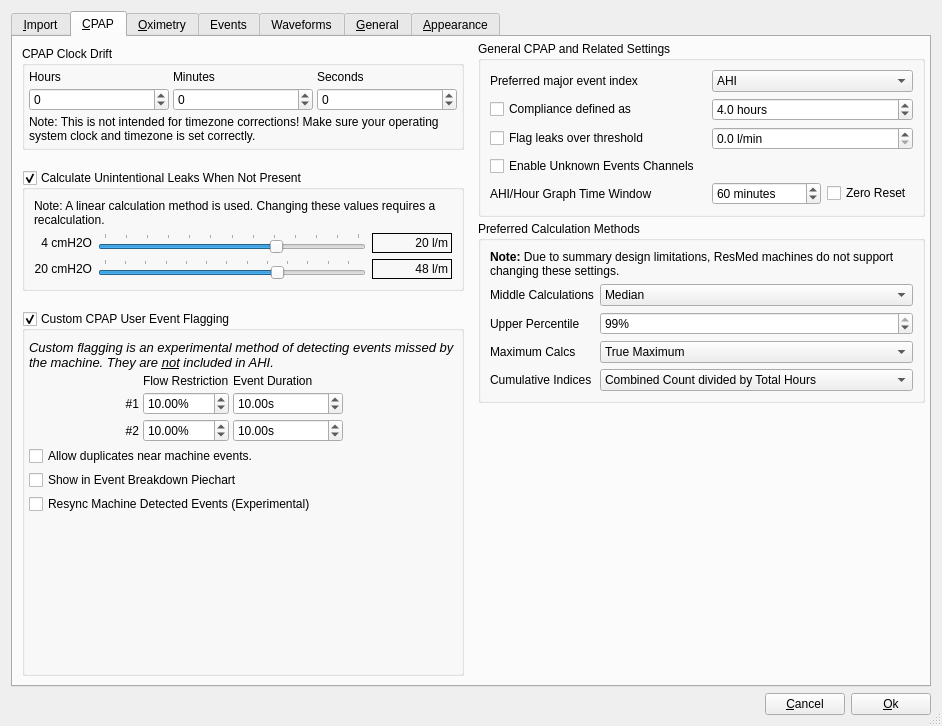
Old version of the form oscar/preferencesdialog.ui in the repository littleyoda/oscar.
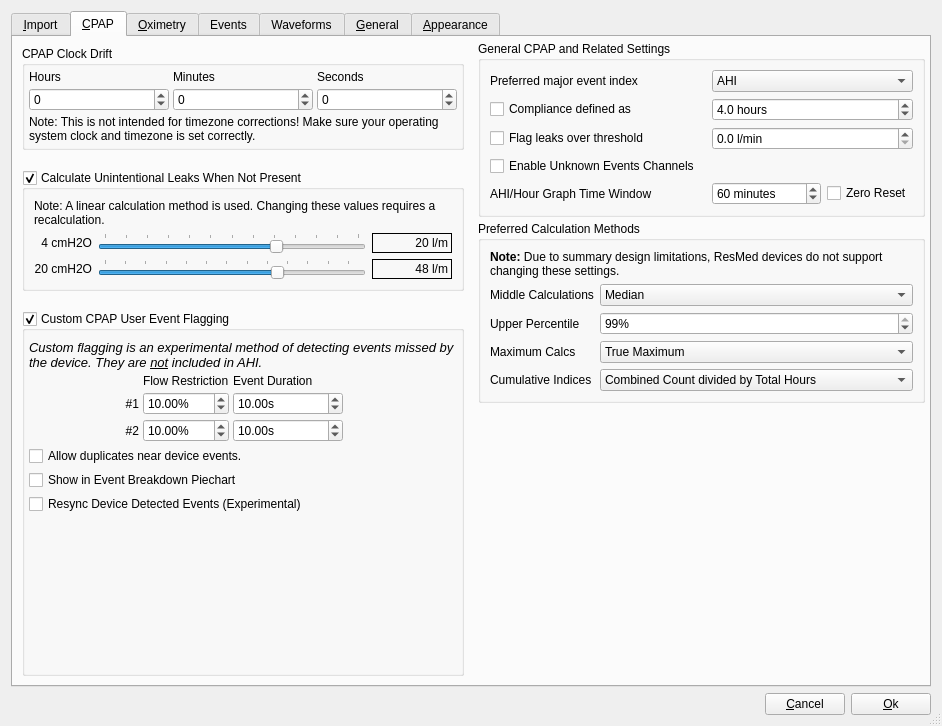
New version of the form. The open tabs and pages were chosen to show the change. Icons and pictures are not drawn.

The edit to the form file:
```diff
--- a/oscar/preferencesdialog.ui
+++ b/oscar/preferencesdialog.ui
@@ -1024,7 +1024,7 @@
                   <string>This experimental option attempts to use OSCAR's event flagging system to improve machine detected event positioning.</string>
                  </property>
                  <property name="text">
-                  <string>Resync Machine Detected Events (Experimental)</string>
+                  <string>Resync Device Detected Events (Experimental)</string>
                  </property>
                 </widget>
                </item>
@@ -1082,7 +1082,7 @@
 &lt;html&gt;&lt;head&gt;&lt;meta name=&quot;qrichtext&quot; content=&quot;1&quot; /&gt;&lt;style type=&quot;text/css&quot;&gt;
 p, li { white-space: pre-wrap; }
 &lt;/style&gt;&lt;/head&gt;&lt;body style=&quot; font-family:'Sans'; font-size:10pt; font-weight:400; font-style:italic;&quot;&gt;
-&lt;p style=&quot; margin-top:0px; margin-bottom:0px; margin-left:0px; margin-right:0px; -qt-block-indent:0; text-indent:0px;&quot;&gt;Custom flagging is an experimental method of detecting events missed by the machine. They are &lt;span style=&quot; text-decoration: underline;&quot;&gt;not&lt;/span&gt; included in AHI.&lt;/p&gt;&lt;/body&gt;&lt;/html&gt;</string>
+&lt;p style=&quot; margin-top:0px; margin-bottom:0px; margin-left:0px; margin-right:0px; -qt-block-indent:0; text-indent:0px;&quot;&gt;Custom flagging is an experimental method of detecting events missed by the device. They are &lt;span style=&quot; text-decoration: underline;&quot;&gt;not&lt;/span&gt; included in AHI.&lt;/p&gt;&lt;/body&gt;&lt;/html&gt;</string>
                  </property>
                  <property name="alignment">
                   <set>Qt::AlignLeading|Qt::AlignLeft|Qt::AlignTop</set>
@@ -1148,7 +1148,7 @@
                <item row="4" column="0" colspan="4">
                 <widget class="QCheckBox" name="userEventDuplicates">
                  <property name="text">
-                  <string>Allow duplicates near machine events.</string>
+                  <string>Allow duplicates near device events.</string>
                  </property>
                 </widget>
                </item>
@@ -1492,7 +1492,7 @@
                   </sizepolicy>
                  </property>
                  <property name="text">
-                  <string>&lt;html&gt;&lt;head/&gt;&lt;body&gt;&lt;p&gt;&lt;span style=&quot; font-weight:600;&quot;&gt;Note: &lt;/span&gt;Due to summary design limitations, ResMed machines do not support changing these settings.&lt;/p&gt;&lt;/body&gt;&lt;/html&gt;</string>
+                  <string>&lt;html&gt;&lt;head/&gt;&lt;body&gt;&lt;p&gt;&lt;span style=&quot; font-weight:600;&quot;&gt;Note: &lt;/span&gt;Due to summary design limitations, ResMed devices do not support changing these settings.&lt;/p&gt;&lt;/body&gt;&lt;/html&gt;</string>
                  </property>
                  <property name="alignment">
                   <set>Qt::AlignLeading|Qt::AlignLeft|Qt::AlignTop</set>
```
Left out of the diff: 26 changed lines with no effect on the pictures.
